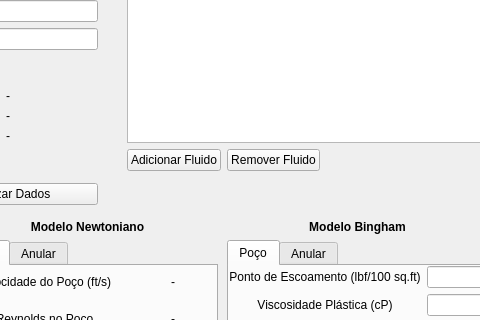
Qt form src-v2/CSimuladorReologico.ui (ldsc/ProjetoEngenharia-SoftwareEducacionalParaAnaliseESolucaoDeProblemasEmEngenhariaDePoco) before a commit; both pictures show x 293 to 773 and y 189 to 509 of the 1416 by 732 pixel window.
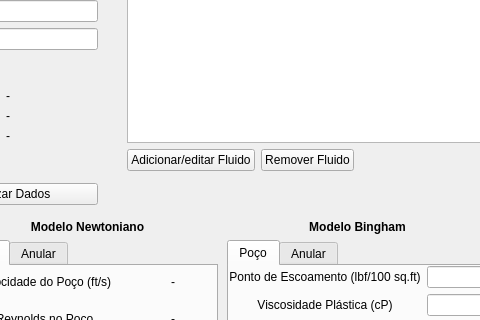
The same form after that commit. Custom widgets are drawn as their Qt base class.

Commit message: Ajuste de layout da interface do segundo modulo

Patch:
```diff
--- a/src-v2/CSimuladorReologico.ui
+++ b/src-v2/CSimuladorReologico.ui
@@ -280,7 +280,7 @@
      <item row="1" column="0">
       <widget class="QPushButton" name="btnAdicionarFluido">
        <property name="text">
-        <string>Adicionar Fluido</string>
+        <string>Adicionar/editar Fluido</string>
        </property>
       </widget>
      </item>
```
The commit also changes 5 other files.
